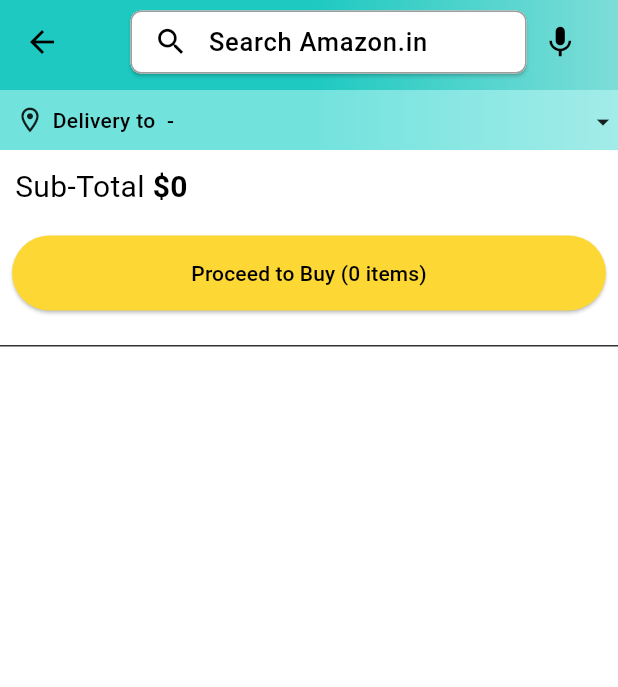
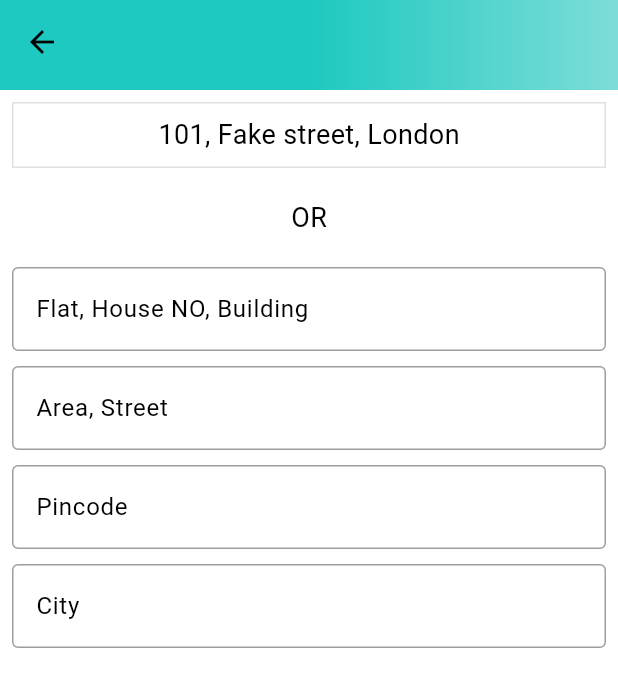
Before and after one commit to abhiuday2510/Amazon_clone, a Flutter app: the CartScreen screen opened directly, after a tap on an icon or button, on a phone screen of 412 x 824 dp. Shown: the top 687 px of the screen. Run offline on Flutter 3.47's test engine with Material 3 defaults, Android fonts, the phone set to English and light mode, and no system bars; our stand-ins replace badges, carousel_slider, dotted_border, file_picker, flutter_rating_bar and 1 more; missing offline and left inert: cloudinary_public, dart:ffi; accounts and stored records are empty.

Commit message:
address screen ongoing

```diff
--- /dev/null
+++ b/lib/features/address/screen/address_screen.dart
@@ -0,0 +1,112 @@
+import 'package:amazon_clone/common/widgets/custom_button.dart';
+import 'package:amazon_clone/common/widgets/custom_textfield.dart';
+import 'package:amazon_clone/constants/global_variables.dart';
+import 'package:amazon_clone/providers/user_provider.dart';
+import 'package:flutter/material.dart';
+import 'package:provider/provider.dart';
+
+class AddressScreen extends StatefulWidget {
+  static const String routeName = '/address';
+  const AddressScreen({super.key});
+
+  @override
+  State<AddressScreen> createState() => _AddressScreenState();
+}
+
+class _AddressScreenState extends State<AddressScreen> {
+  TextEditingController flatBuildingController = TextEditingController();
+  TextEditingController areaController = TextEditingController();
+  TextEditingController pinCodeController = TextEditingController();
+  TextEditingController cityController = TextEditingController();
+
+  final _addressFormKey = GlobalKey<FormState>();
+
+  @override
+  void dispose() {
+    super.dispose();
+    flatBuildingController.dispose();
+    areaController.dispose();
+    pinCodeController.dispose();
+    cityController.dispose();
+  }
+  @override
+  Widget build(BuildContext context) {
+
+    var address = '101, Fake street, London';
+
+    return Scaffold(
+      appBar: PreferredSize(
+          preferredSize: const Size.fromHeight(60),
+          child: AppBar(
+            flexibleSpace: Container(
+              decoration: const BoxDecoration(
+                gradient: GlobalVariables.appBarGradient,
+              ),
+            ),
+          )
+      ),
+      body: SingleChildScrollView(
+        child: Padding(
+          padding: const EdgeInsets.all(8.0),
+          child:  Column(
+            children: [
+              if(address.isNotEmpty)
+                Column(
+                  children: [
+                    Container(
+                      width: double.infinity,
+                      alignment: Alignment.center,
+                      decoration: BoxDecoration(
+                        border: Border.all(
+                          color: Colors.black12
+                        )
+                      ),
+                      child: Padding(
+                        padding: const EdgeInsets.all(8.0),
+                        child: Text(address, style: const TextStyle(fontSize: 18),),
+                      ),
+                    ),
+                    const SizedBox(height: 20,),
+                    const Text("OR", style: TextStyle(fontSize: 18),),
+                    const SizedBox(height: 20,),
+                  ],
+                ),
+              Form(
+                            key:  _addressFormKey,
+                            child: Column(
+                              children: [
+                                CustomTextField(
+                                  controller: flatBuildingController,
+                                  hintText: 'Flat, House NO, Building',
+                                ),
+                                const SizedBox(
+                                  height: 10,
+                                ),
+                                CustomTextField(
+                                  controller: areaController,
+                                  hintText: 'Area, Street',
+                                ),
+                                const SizedBox(
+                                  height: 10,
+                                ),
+                                CustomTextField(
+                                  controller: pinCodeController,
+                                  hintText: 'Pincode',
+                                ),
+                                    const SizedBox(
+                                  height: 10,
+                                ),
+                                CustomTextField(
+                                  controller: cityController,
+                                  hintText: 'City',
+                                ),
+                              ],
+                            ),
+                          ),
+            ],
+          ),
+        ),
+      ),
+    );
+  }
+}
--- a/lib/features/cart/screens/cart_screen.dart
+++ b/lib/features/cart/screens/cart_screen.dart
@@ -1,5 +1,6 @@
 import 'package:amazon_clone/common/widgets/custom_button.dart';
 import 'package:amazon_clone/constants/global_variables.dart';
+import 'package:amazon_clone/features/address/screen/address_screen.dart';
 import 'package:amazon_clone/features/cart/widgets/cart_product.dart';
 import 'package:amazon_clone/features/cart/widgets/cart_subTotal.dart';
 import 'package:amazon_clone/features/home/widgets/address_box.dart';
@@ -19,6 +20,10 @@ class _CartScreenState extends State<CartScreen> {
 
   void navigateToSearchScreen(String query) {
     Navigator.pushNamed(context, SearchScreen.routeName, arguments: query);
+  }
+
+  void navigateToAddress() {
+    Navigator.pushNamed(context, AddressScreen.routeName);
   }
 
 
@@ -108,7 +113,9 @@ class _CartScreenState extends State<CartScreen> {
           Padding(
             padding: const EdgeInsets.all(8.0),
             child: CustomButton(text: 'Proceed to Buy (${user.cart.length} items)',backgroundColor: Colors.yellow[600],foregroundColor: Colors.black,
-              onTap:(){},
+              onTap:(){
+                navigateToAddress();
+              },
             ),
           ),
           const SizedBox(height: 15,),
--- a/lib/features/cart/widgets/cart_product.dart
+++ b/lib/features/cart/widgets/cart_product.dart
@@ -1,4 +1,3 @@
-import 'package:amazon_clone/features/product_details/screens/product_detail_screen.dart';
 import 'package:amazon_clone/features/product_details/services/product_details_services.dart';
 import 'package:amazon_clone/models/product.dart';
 import 'package:amazon_clone/providers/user_provider.dart';
--- a/lib/router.dart
+++ b/lib/router.dart
@@ -1,4 +1,5 @@
 import 'package:amazon_clone/common/widgets/bottom_bar.dart';
+import 'package:amazon_clone/features/address/screen/address_screen.dart';
 import 'package:amazon_clone/features/admin/screens/add_product_screen.dart';
 import 'package:amazon_clone/features/auth/screens/auth_screen.dart';
 import 'package:amazon_clone/features/home/screens/category_deals_screen.dart';
@@ -37,6 +38,9 @@ Route<dynamic> generateRoute(RouteSettings routeSettings) {
       return MaterialPageRoute(
           settings: routeSettings,
           builder: (_) => SearchScreen(searchQuery: searchQuery));
+    case AddressScreen.routeName:
+      return MaterialPageRoute(
+          settings: routeSettings, builder: (_) => const AddressScreen());
 
     default:
       return MaterialPageRoute(
```
